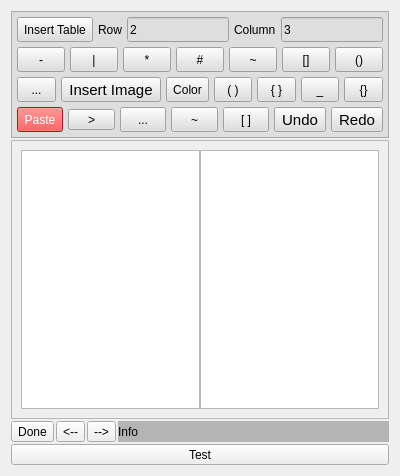
Above: src/Notes.ui from ic005k/Knot-Legacy before the change. Below: the same form after it.
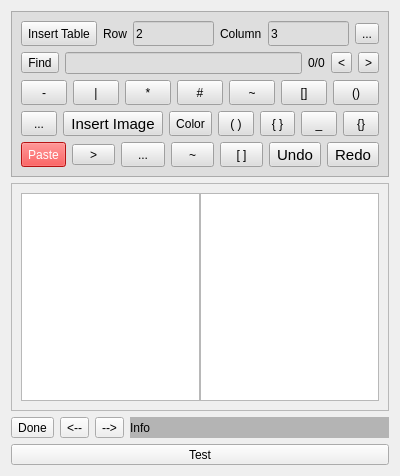
That is the form after the change. Icons and pictures are not drawn.

Commit message: 笔记编辑新增查找功能

What changed in the file:
```diff
--- a/src/Notes.ui
+++ b/src/Notes.ui
@@ -14,9 +14,6 @@
    <string>Notes</string>
   </property>
   <layout class="QVBoxLayout" name="verticalLayout_2">
-   <property name="spacing">
-    <number>2</number>
-   </property>
    <item>
     <widget class="QFrame" name="frameFun">
      <property name="minimumSize">
@@ -35,21 +32,6 @@
       <enum>QFrame::Raised</enum>
      </property>
      <layout class="QVBoxLayout" name="verticalLayout">
-      <property name="spacing">
-       <number>5</number>
-      </property>
-      <property name="leftMargin">
-       <number>5</number>
-      </property>
-      <property name="topMargin">
-       <number>5</number>
-      </property>
-      <property name="rightMargin">
-       <number>5</number>
-      </property>
-      <property name="bottomMargin">
-       <number>5</number>
-      </property>
       <item>
        <layout class="QHBoxLayout" name="horizontalLayout_3">
         <item>
@@ -177,8 +159,80 @@
           </property>
          </widget>
         </item>
+        <item>
+         <widget class="QToolButton" name="btnShowFind">
+          <property name="text">
+           <string>...</string>
+          </property>
+          <property name="icon">
+           <iconset resource="../res.qrc">
+            <normaloff>:/res/find.png</normaloff>:/res/find.png</iconset>
+          </property>
+          <property name="iconSize">
+           <size>
+            <width>16</width>
+            <height>16</height>
+           </size>
+          </property>
+         </widget>
+        </item>
        </layout>
       </item>
+      <item>
+       <widget class="QFrame" name="frameFind">
+        <property name="frameShape">
+         <enum>QFrame::NoFrame</enum>
+        </property>
+        <property name="frameShadow">
+         <enum>QFrame::Raised</enum>
+        </property>
+        <layout class="QHBoxLayout" name="horizontalLayout_7">
+         <property name="leftMargin">
+          <number>0</number>
+         </property>
+         <property name="topMargin">
+          <number>0</number>
+         </property>
+         <property name="rightMargin">
+          <number>0</number>
+         </property>
+         <property name="bottomMargin">
+          <number>0</number>
+         </property>
+         <item>
+          <widget class="QToolButton" name="btnFind">
+           <property name="text">
+            <string>Find</string>
+           </property>
+          </widget>
+         </item>
+         <item>
+          <widget class="QLineEdit" name="editFind"/>
+         </item>
+         <item>
+          <widget class="QLabel" name="lblCount">
+           <property name="text">
+            <string>0/0</string>
+           </property>
+          </widget>
+         </item>
+         <item>
+          <widget class="QToolButton" name="btnPrev">
+           <property name="text">
+            <string>&lt;</string>
+           </property>
+          </widget>
+         </item>
+         <item>
+          <widget class="QToolButton" name="btnNext">
+           <property name="text">
+            <string>&gt;</string>
+           </property>
+          </widget>
+         </item>
+        </layout>
+       </widget>
+      </item>
       <item>
        <layout class="QHBoxLayout" name="horizontalLayout_4">
         <item>
```
The commit also changes 2 other files.
